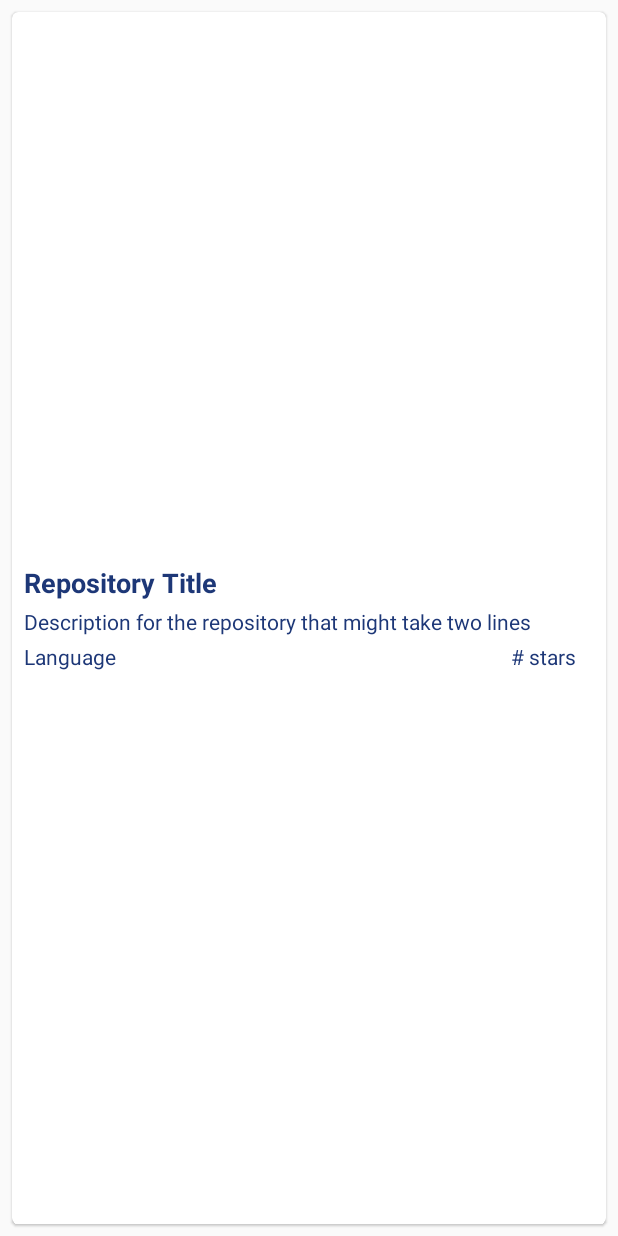
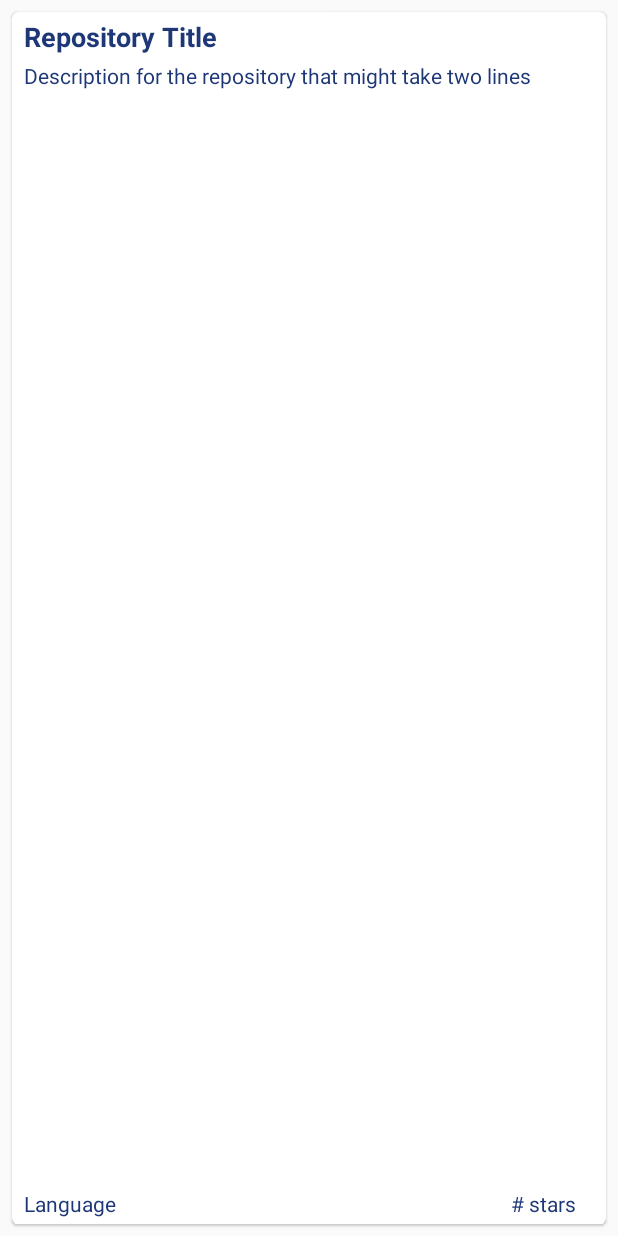
Before and after one commit to tahia910/CapstoneProject, an Android app: the layout home_githubrepo_item.xml on its own in the app's theme, with its tools: preview values and no code run, on a phone screen of 412 x 824 dp. Run offline under Robolectric (Android 15) with nearby library versions, the phone set to English and light mode, and no system bars.

Commit message:
fix: fix the Bookmarks' tablet layout, add SwipeRefreshLayout to MainView

```diff
--- a/app/src/main/res/layout/home_githubrepo_item.xml
+++ b/app/src/main/res/layout/home_githubrepo_item.xml
@@ -13,7 +13,7 @@
 
         <androidx.constraintlayout.widget.ConstraintLayout
             android:layout_width="match_parent"
-            android:layout_height="wrap_content"
+            android:layout_height="match_parent"
             android:layout_gravity="center"
             android:layout_margin="@dimen/margin_small"
             android:paddingStart="@dimen/margin_small"
@@ -35,12 +35,14 @@
             <TextView
                 android:id="@+id/textview_description"
                 android:layout_width="0dp"
-                android:layout_height="wrap_content"
+                android:layout_height="0dp"
                 android:layout_marginTop="@dimen/margin_small"
                 android:layout_marginEnd="@dimen/margin_small"
+                android:layout_marginBottom="8dp"
                 android:ellipsize="end"
                 android:maxLines="2"
                 android:textColor="@color/colorPrimary"
+                app:layout_constraintBottom_toTopOf="@+id/textview_language"
                 app:layout_constraintEnd_toEndOf="parent"
                 app:layout_constraintHorizontal_bias="0.0"
                 app:layout_constraintStart_toStartOf="@+id/textview_title"
@@ -49,25 +51,26 @@
 
             <TextView
                 android:id="@+id/textview_language"
-                android:layout_width="wrap_content"
+                android:layout_width="0dp"
                 android:layout_height="wrap_content"
-                android:layout_marginTop="@dimen/margin_small"
                 android:textColor="@color/colorPrimary"
                 app:layout_constraintBottom_toBottomOf="parent"
-                app:layout_constraintStart_toStartOf="@+id/textview_description"
-                app:layout_constraintTop_toBottomOf="@+id/textview_description"
+                app:layout_constraintEnd_toStartOf="@+id/textview_stars"
+                app:layout_constraintHorizontal_bias="0.5"
+                app:layout_constraintStart_toStartOf="parent"
                 tools:text="@string/tools_repository_language" />
 
             <TextView
                 android:id="@+id/textview_stars"
-                android:layout_width="wrap_content"
+                android:layout_width="0dp"
                 android:layout_height="wrap_content"
-                android:layout_marginTop="@dimen/margin_small"
                 android:layout_marginEnd="@dimen/margin_large"
+                android:gravity="end"
                 android:textColor="@color/colorPrimary"
                 app:layout_constraintBottom_toBottomOf="parent"
                 app:layout_constraintEnd_toEndOf="parent"
-                app:layout_constraintTop_toBottomOf="@+id/textview_description"
+                app:layout_constraintHorizontal_bias="0.5"
+                app:layout_constraintStart_toEndOf="@+id/textview_language"
                 tools:text="@string/tools_repository_stars" />
 
         </androidx.constraintlayout.widget.ConstraintLayout>
--- a/app/src/main/res/values/dimens.xml
+++ b/app/src/main/res/values/dimens.xml
@@ -20,5 +20,5 @@ http://developer.android.com/guide/topics/appwidgets/index.html#CreatingLayout
 
     <dimen name="meetup_group_image_height">100dp</dimen>
     <dimen name="tablet_main_sideview_width">140dp</dimen>
-    <dimen name="tablet_main_recyclerview_margin">150dp</dimen>
+    <dimen name="tablet_main_recyclerview_margin">148dp</dimen>
 </resources>
```
Also changed, not shown: app/src/main/java/com/example/dailyupdate/ui/fragments/GitHubMainFragment.java (+11 -0 lines), app/src/main/java/com/example/dailyupdate/ui/fragments/MeetupMainFragment.java (+12 -0 lines), app/src/main/res/layout-sw600dp/bookmarks_layout.xml (added, +61 -0 lines), app/src/main/res/layout-sw600dp/main_layout.xml (+11 -3 lines), app/src/main/res/layout/main_layout.xml (+11 -3 lines).
